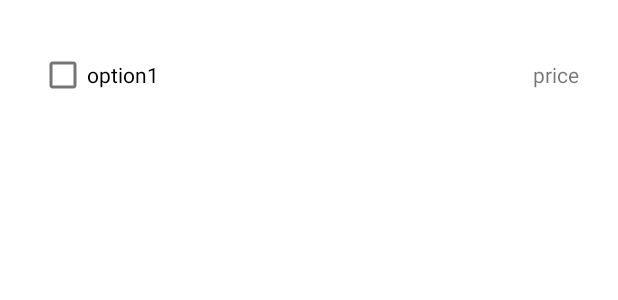
After one commit to dmswjd4117/Delivery_app, an Android app: the layout item_option.xml on its own in the app's theme, with its tools: preview values and no code run, on a phone screen of 412 x 824 dp. The commit adds this screen. Shown: the top 300 px of the screen. Run offline under Robolectric (Android 15) with nearby library versions, the phone set to English and light mode, and no system bars.

Commit message:
feat: 메뉴 옵션 선택 기능 구현

```diff
--- a/app/src/main/res/layout/activity_menu.xml
+++ b/app/src/main/res/layout/activity_menu.xml
@@ -93,7 +93,7 @@
 
             <Button
                 android:layout_margin="20dp"
-                android:id="@+id/menuDetail_order"
+                android:id="@+id/menuDetail_orderButton"
                 android:text="주문하기"
                 android:layout_width="match_parent"
                 android:layout_height="wrap_content">
--- /dev/null
+++ b/app/src/main/res/layout/item_option.xml
@@ -0,0 +1,27 @@
+<?xml version="1.0" encoding="utf-8"?>
+<RelativeLayout xmlns:android="http://schemas.android.com/apk/res/android"
+    android:layout_width="fill_parent"
+    android:layout_height="wrap_content"
+    android:orientation="vertical"
+    android:padding="6dip"
+    android:layout_margin="20dp">
+
+    <CheckBox
+        android:id="@+id/itemOption_checkBox"
+        android:text="option1"
+        android:layout_width="wrap_content"
+        android:layout_height="wrap_content"
+        android:layout_alignParentLeft="true"
+        android:checked="false"
+        android:focusable="false"
+        android:focusableInTouchMode="false" />
+
+
+    <TextView
+        android:id="@+id/itemOption_price"
+        android:layout_width="wrap_content"
+        android:layout_height="wrap_content"
+        android:layout_alignBaseline="@+id/itemOption_checkBox"
+        android:layout_alignParentEnd="true"
+        android:text="price" />
+</RelativeLayout>
```
Also changed, not shown: app/src/main/java/com/android/delivery/adapter/option/OptionAdapter.java (added, +97 -0 lines), app/src/main/java/com/android/delivery/adapter/option/OptionItem.java (added, +54 -0 lines), app/src/main/java/com/android/delivery/model/menu/OptionDto.java (+26 -0 lines), app/src/main/java/com/android/delivery/view/store/MenuActivity.java (added, +145 -0 lines).
